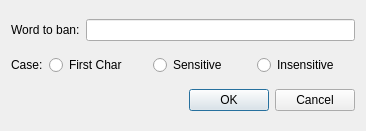
The window that ui/banword.ui (CharaChorder/nexus) describes before a commit, drawn with Qt 5.
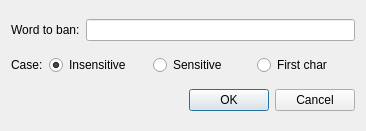
The same window after the commit.

Commit message: Populate banning dialogs of GUI

The edit to the form file:
```diff
--- a/ui/banword.ui
+++ b/ui/banword.ui
@@ -43,7 +43,10 @@
      <item>
       <widget class="QRadioButton" name="insensitive">
        <property name="text">
-        <string>First Char</string>
+        <string>Insensitive</string>
+       </property>
+       <property name="checked">
+        <bool>true</bool>
        </property>
       </widget>
      </item>
@@ -57,7 +60,7 @@
      <item>
       <widget class="QRadioButton" name="firstChar">
        <property name="text">
-        <string>Insensitive</string>
+        <string>First char</string>
        </property>
       </widget>
      </item>
```
The commit also changes 6 other files.
